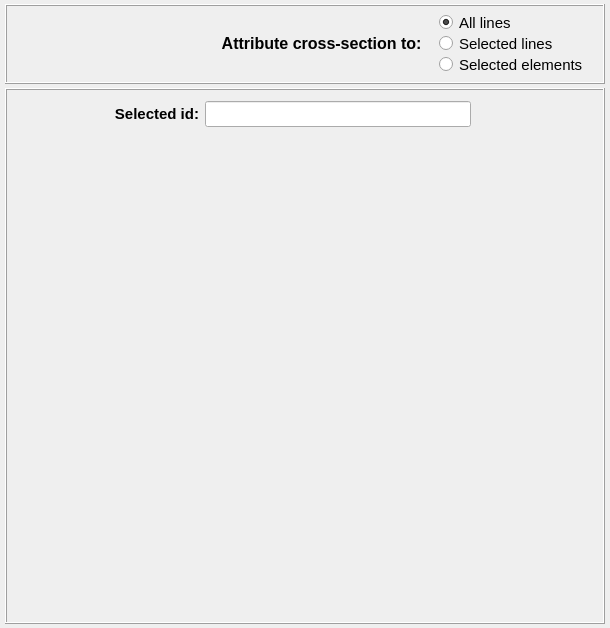
First picture: the form in pulse/interface/ui_files/model/setup/general/set_cross_section.ui, repository open-pulse/OpenPulse, before the edit.
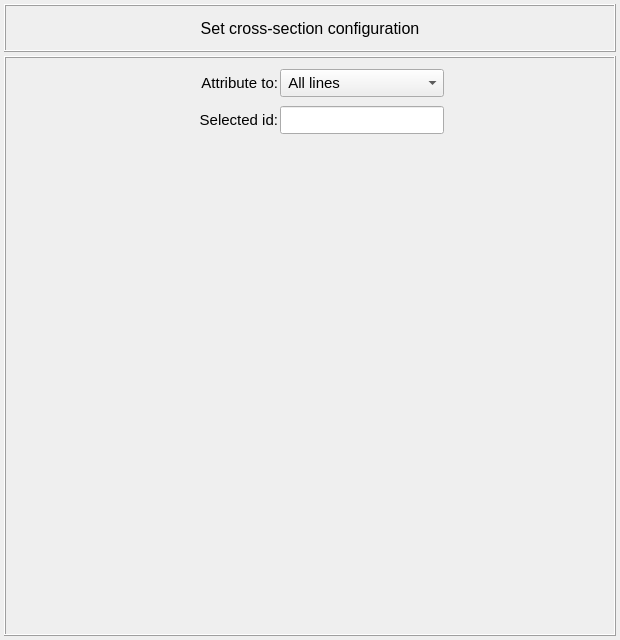
Second picture: the form after the edit. Icons and pictures are not drawn.

Commit message: Set cross-section refactoring

Patch:
```diff
--- a/pulse/interface/ui_files/model/setup/general/set_cross_section.ui
+++ b/pulse/interface/ui_files/model/setup/general/set_cross_section.ui
@@ -9,8 +9,8 @@
    <rect>
     <x>0</x>
     <y>0</y>
-    <width>610</width>
-    <height>628</height>
+    <width>620</width>
+    <height>640</height>
    </rect>
   </property>
   <property name="sizePolicy">
@@ -21,14 +21,14 @@
   </property>
   <property name="minimumSize">
    <size>
-    <width>610</width>
-    <height>0</height>
+    <width>620</width>
+    <height>640</height>
    </size>
   </property>
   <property name="maximumSize">
    <size>
-    <width>610</width>
-    <height>628</height>
+    <width>620</width>
+    <height>640</height>
    </size>
   </property>
   <property name="contextMenuPolicy">
@@ -64,14 +64,14 @@
     <widget class="QFrame" name="top_frame">
      <property name="minimumSize">
       <size>
-       <width>600</width>
-       <height>80</height>
+       <width>0</width>
+       <height>48</height>
       </size>
      </property>
      <property name="maximumSize">
       <size>
-       <width>600</width>
-       <height>16777215</height>
+       <width>1000</width>
+       <height>48</height>
       </size>
      </property>
      <property name="frameShape">
@@ -99,186 +99,22 @@
       <property name="spacing">
        <number>4</number>
       </property>
-      <item row="0" column="0">
-       <widget class="QFrame" name="frame_32">
-        <property name="frameShape">
-         <enum>QFrame::NoFrame</enum>
+      <item row="1" column="1">
+       <widget class="QLabel" name="label">
+        <property name="font">
+         <font>
+          <pointsize>12</pointsize>
+         </font>
         </property>
-        <property name="frameShadow">
-         <enum>QFrame::Raised</enum>
+        <property name="text">
+         <string>Set cross-section configuration</string>
         </property>
-        <layout class="QGridLayout" name="gridLayout_34">
-         <item row="0" column="0">
-          <widget class="QLabel" name="label_title">
-           <property name="font">
-            <font>
-             <family>MS Shell Dlg 2</family>
-             <pointsize>12</pointsize>
-             <weight>75</weight>
-             <italic>false</italic>
-             <bold>true</bold>
-            </font>
-           </property>
-           <property name="text">
-            <string>&lt;html&gt;&lt;head/&gt;&lt;body&gt;&lt;p align=&quot;right&quot;&gt;Attribute cross-section to:  &lt;/p&gt;&lt;/body&gt;&lt;/html&gt;</string>
-           </property>
-           <property name="textFormat">
-            <enum>Qt::AutoText</enum>
-           </property>
-           <property name="alignment">
-            <set>Qt::AlignCenter</set>
-           </property>
-          </widget>
-         </item>
-        </layout>
-       </widget>
-      </item>
-      <item row="0" column="1">
-       <widget class="QFrame" name="frame_33">
-        <property name="maximumSize">
-         <size>
-          <width>160</width>
-          <height>16777215</height>
-         </size>
+        <property name="textFormat">
+         <enum>Qt::AutoText</enum>
         </property>
-        <property name="frameShape">
-         <enum>QFrame::NoFrame</enum>
+        <property name="alignment">
+         <set>Qt::AlignCenter</set>
         </property>
-        <property name="frameShadow">
-         <enum>QFrame::Raised</enum>
-        </property>
-        <layout class="QGridLayout" name="gridLayout_35">
-         <property name="leftMargin">
-          <number>0</number>
-         </property>
-         <property name="topMargin">
-          <number>0</number>
-         </property>
-         <property name="rightMargin">
-          <number>0</number>
-         </property>
-         <property name="bottomMargin">
-          <number>0</number>
-         </property>
-         <property name="spacing">
-          <number>0</number>
-         </property>
-         <item row="2" column="0">
-          <widget class="QRadioButton" name="radioButton_selected_elements">
-           <property name="minimumSize">
-            <size>
-             <width>160</width>
-             <height>17</height>
-            </size>
-           </property>
-           <property name="maximumSize">
-            <size>
-             <width>160</width>
-             <height>17</height>
-            </size>
-           </property>
-           <property name="font">
-            <font>
-             <family>MS Shell Dlg 2</family>
-             <pointsize>11</pointsize>
-             <weight>50</weight>
-             <italic>false</italic>
-             <bold>false</bold>
-             <stylestrategy>PreferAntialias</stylestrategy>
-            </font>
-           </property>
-           <property name="focusPolicy">
-            <enum>Qt::ClickFocus</enum>
-           </property>
-           <property name="text">
-            <string>Selected elements</string>
-           </property>
-           <property name="checked">
-            <bool>false</bool>
-           </property>
-          </widget>
-         </item>
-         <item row="1" column="0">
-          <widget class="QRadioButton" name="radioButton_selected_lines">
-           <property name="minimumSize">
-            <size>
-             <width>160</width>
-             <height>17</height>
-            </size>
-           </property>
-           <property name="maximumSize">
-            <size>
-             <width>160</width>
-             <height>17</height>
-            </size>
-           </property>
-           <property name="font">
-            <font>
-             <family>MS Shell Dlg 2</family>
-             <pointsize>11</pointsize>
-             <weight>50</weight>
-             <italic>false</italic>
-             <bold>false</bold>
-             <stylestrategy>PreferAntialias</stylestrategy>
-            </font>
-           </property>
-           <property name="focusPolicy">
-            <enum>Qt::ClickFocus</enum>
-           </property>
-           <property name="text">
-            <string>Selected lines</string>
-           </property>
-           <property name="checked">
-            <bool>false</bool>
-           </property>
-          </widget>
-         </item>
-         <item row="0" column="0">
-          <widget class="QRadioButton" name="radioButton_all_lines">
-           <property name="minimumSize">
-            <size>
-             <width>160</width>
-             <height>17</height>
-            </size>
-           </property>
-           <property name="maximumSize">
-            <size>
-             <width>160</width>
-             <height>17</height>
-            </size>
-           </property>
-           <property name="font">
-            <font>
-             <family>MS Shell Dlg 2</family>
-             <pointsize>11</pointsize>
-             <weight>50</weight>
-             <italic>false</italic>
-             <bold>false</bold>
-             <stylestrategy>PreferAntialias</stylestrategy>
-            </font>
-           </property>
-           <property name="focusPolicy">
-            <enum>Qt::ClickFocus</enum>
-           </property>
-           <property name="text">
-            <string>All lines</string>
-           </property>
-           <property name="checked">
-            <bool>true</bool>
-           </property>
-          </widget>
-         </item>
-         <item row="0" column="1">
-          <widget class="QFrame" name="frame_34">
-           <property name="frameShape">
-            <enum>QFrame::NoFrame</enum>
-           </property>
-           <property name="frameShadow">
-            <enum>QFrame::Raised</enum>
-           </property>
-          </widget>
-         </item>
-        </layout>
        </widget>
       </item>
      </layout>
@@ -288,14 +124,14 @@
     <widget class="QFrame" name="bottom_frame">
      <property name="minimumSize">
       <size>
-       <width>600</width>
+       <width>0</width>
        <height>0</height>
       </size>
      </property>
      <property name="maximumSize">
       <size>
-       <width>600</width>
-       <height>540</height>
+       <width>1000</width>
+       <height>1000</height>
       </size>
      </property>
      <property name="frameShape">
@@ -317,21 +153,63 @@
       <property name="bottomMargin">
        <number>4</number>
       </property>
-      <property name="spacing">
+      <property name="horizontalSpacing">
        <number>4</number>
       </property>
+      <property name="verticalSpacing">
+       <number>0</number>
+      </property>
+      <item row="1" column="0">
+       <widget class="QFrame" name="main_frame">
+        <property name="minimumSize">
+         <size>
+          <width>0</width>
+          <height>0</height>
+         </size>
+        </property>
+        <property name="maximumSize">
+         <size>
+          <width>1000</width>
+          <height>1000</height>
+         </size>
+        </property>
+        <property name="frameShape">
+         <enum>QFrame::NoFrame</enum>
+        </property>
+        <property name="frameShadow">
+         <enum>QFrame::Raised</enum>
+        </property>
+        <layout class="QGridLayout" name="gridLayout_28">
+         <property name="leftMargin">
+          <number>2</number>
+         </property>
+         <property name="topMargin">
+          <number>0</number>
+         </property>
+         <property name="rightMargin">
+          <number>2</number>
+         </property>
+         <property name="bottomMargin">
+          <number>2</number>
+         </property>
+         <property name="spacing">
+          <number>2</number>
+         </property>
+        </layout>
+       </widget>
+      </item>
       <item row="0" column="0">
        <widget class="QFrame" name="selection_frame">
         <property name="minimumSize">
          <size>
           <width>0</width>
-          <height>40</height>
+          <height>80</height>
          </size>
         </property>
         <property name="maximumSize">
          <size>
           <width>16777215</width>
-          <height>40</height>
+          <height>80</height>
          </size>
         </property>
         <property name="frameShape">
@@ -340,56 +218,40 @@
         <property name="frameShadow">
          <enum>QFrame::Raised</enum>
         </property>
-        <layout class="QGridLayout" name="gridLayout_26" rowstretch="0">
+        <layout class="QGridLayout" name="gridLayout_26" rowstretch="0,0">
          <property name="leftMargin">
           <number>2</number>
          </property>
          <property name="topMargin">
-          <number>2</number>
+          <number>0</number>
          </property>
          <property name="rightMargin">
           <number>2</number>
          </property>
          <property name="bottomMargin">
-          <number>2</number>
+          <number>0</number>
          </property>
-         <property name="horizontalSpacing">
-          <number>6</number>
-         </property>
-         <property name="verticalSpacing">
+         <property name="spacing">
           <number>2</number>
          </property>
-         <item row="0" column="3">
-          <widget class="QFrame" name="frame_27">
-           <property name="minimumSize">
-            <size>
-             <width>120</width>
-             <height>26</height>
-            </size>
-           </property>
-           <property name="frameShape">
-            <enum>QFrame::NoFrame</enum>
-           </property>
-           <property name="frameShadow">
-            <enum>QFrame::Raised</enum>
-           </property>
-          </widget>
-         </item>
-         <item row="0" column="2">
+         <item row="1" column="2">
           <widget class="QLineEdit" name="lineEdit_selected_ID">
            <property name="minimumSize">
             <size>
              <width>0</width>
-             <height>26</height>
+             <height>28</height>
+            </size>
+           </property>
+           <property name="maximumSize">
+            <size>
+             <width>16777215</width>
+             <height>28</height>
             </size>
            </property>
            <property name="font">
             <font>
-             <family>Arial</family>
-             <pointsize>11</pointsize>
-             <weight>75</weight>
-             <italic>true</italic>
-             <bold>true</bold>
+             <pointsize>10</pointsize>
+             <kerning>false</kerning>
             </font>
            </property>
            <property name="focusPolicy">
@@ -404,7 +266,56 @@
            </property>
           </widget>
          </item>
-         <item row="0" column="1">
+         <item row="1" column="3">
+          <spacer name="horizontalSpacer_2">
+           <property name="orientation">
+            <enum>Qt::Horizontal</enum>
+           </property>
+           <property name="sizeHint" stdset="0">
+            <size>
+             <width>40</width>
+             <height>20</height>
+            </size>
+           </property>
+          </spacer>
+         </item>
+         <item row="0" column="2">
+          <widget class="QComboBox" name="comboBox_selection">
+           <property name="minimumSize">
+            <size>
+             <width>0</width>
+             <height>28</height>
+            </size>
+           </property>
+           <property name="maximumSize">
+            <size>
+             <width>16777215</width>
+             <height>28</height>
+            </size>
+           </property>
+           <property name="font">
+            <font>
+             <pointsize>11</pointsize>
+            </font>
+           </property>
+           <item>
+            <property name="text">
+             <string> All lines</string>
+            </property>
+           </item>
+           <item>
+            <property name="text">
+             <string> Selected lines</string>
+            </property>
+           </item>
+           <item>
+            <property name="text">
+             <string> Selected elements</string>
+            </property>
+           </item>
+          </widget>
+         </item>
+         <item row="1" column="0">
           <widget class="QFrame" name="frame_26">
            <property name="minimumSize">
             <size>
@@ -434,81 +345,78 @@
             <property name="spacing">
              <number>0</number>
             </property>
-            <item row="0" column="0">
-             <widget class="QLabel" name="label_selected_id">
-              <property name="font">
-               <font>
-                <pointsize>11</pointsize>
-                <weight>75</weight>
-                <bold>true</bold>
-               </font>
+            <item row="1" column="0">
+             <spacer name="horizontalSpacer">
+              <property name="orientation">
+               <enum>Qt::Horizontal</enum>
               </property>
-              <property name="text">
-               <string>Selected id:</string>
+              <property name="sizeHint" stdset="0">
+               <size>
+                <width>40</width>
+                <height>20</height>
+               </size>
               </property>
-              <property name="alignment">
-               <set>Qt::AlignRight|Qt::AlignTrailing|Qt::AlignVCenter</set>
-              </property>
-             </widget>
+             </spacer>
             </item>
            </layout>
           </widget>
          </item>
-         <item row="0" column="0">
-          <widget class="QFrame" name="frame_28">
+         <item row="0" column="1">
+          <widget class="QLabel" name="label_selected_id_2">
            <property name="minimumSize">
             <size>
-             <width>60</width>
-             <height>0</height>
+             <width>100</width>
+             <height>28</height>
             </size>
            </property>
-           <property name="frameShape">
-            <enum>QFrame::NoFrame</enum>
+           <property name="maximumSize">
+            <size>
+             <width>100</width>
+             <height>28</height>
+            </size>
            </property>
-           <property name="frameShadow">
-            <enum>QFrame::Raised</enum>
+           <property name="font">
+            <font>
+             <pointsize>11</pointsize>
+            </font>
            </property>
+           <property name="text">
+            <string>Attribute to:</string>
+           </property>
+           <property name="alignment">
+            <set>Qt::AlignRight|Qt::AlignTrailing|Qt::AlignVCenter</set>
+           </property>
           </widget>
          </item>
-        </layout>
-       </widget>
-      </item>
-      <item row="1" column="0">
-       <widget class="QFrame" name="main_frame">
-        <property name="minimumSize">
-         <size>
-          <width>588</width>
-          <height>480</height>
-         </size>
-        </property>
-        <property name="maximumSize">
-         <size>
-          <width>588</width>
-          <height>480</height>
-         </size>
-        </property>
-        <property name="frameShape">
-         <enum>QFrame::NoFrame</enum>
-        </property>
-        <property name="frameShadow">
-         <enum>QFrame::Raised</enum>
-        </property>
-        <layout class="QGridLayout" name="gridLayout_28">
-         <property name="leftMargin">
-          <number>2</number>
-         </property>
-         <property name="topMargin">
-          <number>2</number>
-         </property>
-         <property name="rightMargin">
-          <number>2</number>
-         </property>
-         <property name="bottomMargin">
-          <number>2</number>
-         </property>
-         <property name="spacing">
-          <number>2</number>
-         </property>
+         <item row="1" column="1">
+          <widget class="QLabel" name="label_selected_id">
+           <property name="minimumSize">
+            <size>
+             <width>0</width>
+             <height>28</height>
+            </size>
+           </property>
+           <property name="maximumSize">
+            <size>
+             <width>16777215</width>
+             <height>28</height>
+            </size>
+           </property>
+           <property name="font">
+            <font>
+             <pointsize>11</pointsize>
+             <weight>50</weight>
+             <bold>false</bold>
+            </font>
+           </property>
+           <property name="text">
+            <string>Selected id:</string>
+           </property>
+           <property name="alignment">
+            <set>Qt::AlignRight|Qt::AlignTrailing|Qt::AlignVCenter</set>
+           </property>
+          </widget>
+         </item>
         </layout>
        </widget>
       </item>
```
The commit also changes 13 other files.
